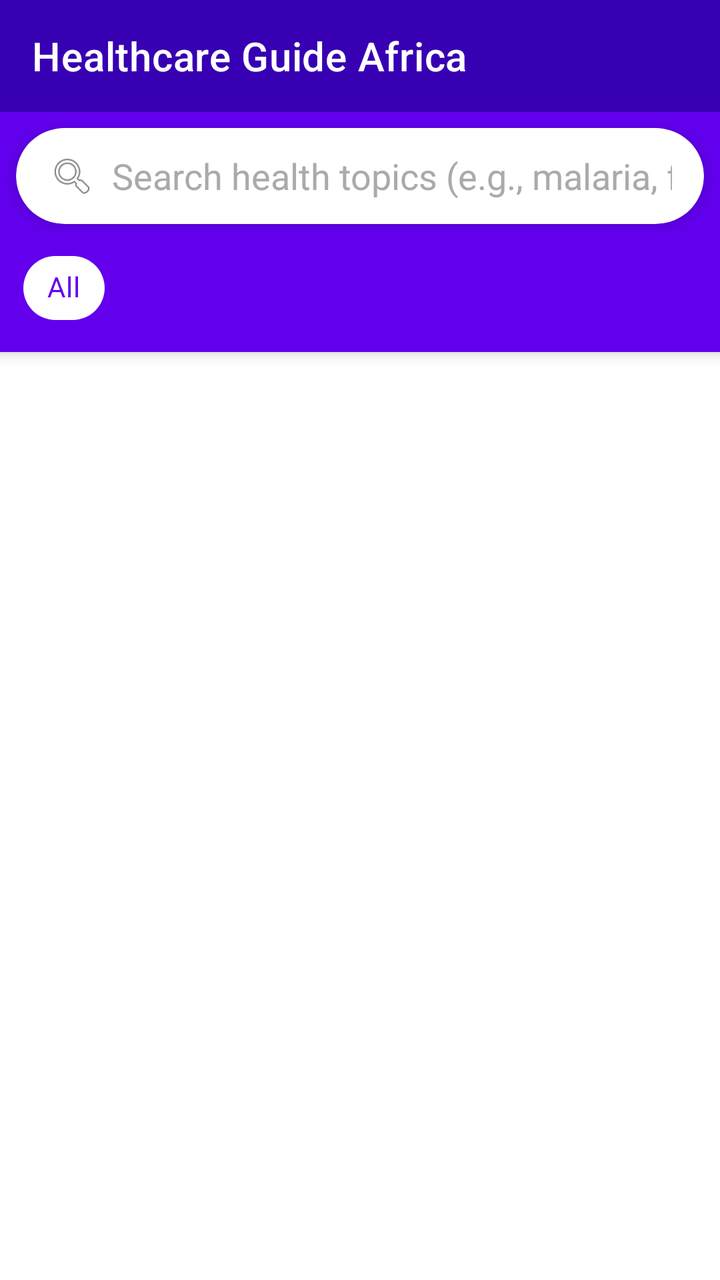
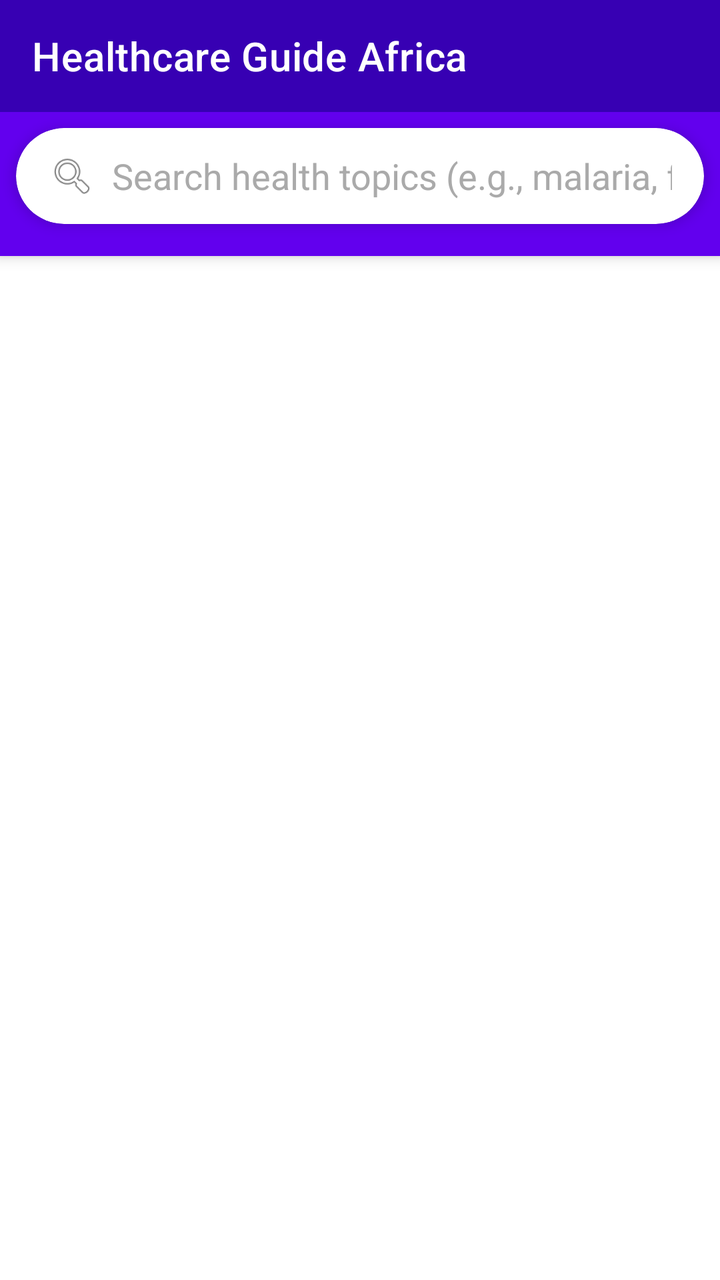

Two renders of the same Android screen: before a commit and after it. Below are the layout's source before the change and the commit's diff.
<!-- AndroidManifest.xml: application theme Theme.HelloApp -->
<!-- res/layout/activity_main.xml -->
<?xml version="1.0" encoding="utf-8"?>
<androidx.coordinatorlayout.widget.CoordinatorLayout xmlns:android="http://schemas.android.com/apk/res/android"
    xmlns:app="http://schemas.android.com/apk/res-auto"
    xmlns:tools="http://schemas.android.com/tools"
    android:layout_width="match_parent"
    android:layout_height="match_parent"
    tools:context=".MainActivity">

    <com.google.android.material.appbar.AppBarLayout
        android:layout_width="match_parent"
        android:layout_height="wrap_content"
        android:theme="@style/ThemeOverlay.MaterialComponents.Dark.ActionBar">

        <com.google.android.material.appbar.MaterialToolbar
            android:id="@+id/toolbar"
            android:layout_width="match_parent"
            android:layout_height="?attr/actionBarSize"
            android:background="@color/purple_700"
            app:title="@string/app_name"
            app:titleTextColor="@android:color/white" />

        <com.google.android.material.card.MaterialCardView
            android:layout_width="match_parent"
            android:layout_height="wrap_content"
            android:layout_marginHorizontal="8dp"
            android:layout_marginTop="8dp"
            app:cardCornerRadius="24dp"
            app:cardElevation="4dp">

            <LinearLayout
                android:layout_width="match_parent"
                android:layout_height="wrap_content"
                android:orientation="horizontal"
                android:gravity="center_vertical"
                android:paddingHorizontal="16dp">

                <ImageView
                    android:layout_width="24dp"
                    android:layout_height="24dp"
                    android:src="@android:drawable/ic_menu_search"
                    android:contentDescription="@string/search_icon_desc" />

                <EditText
                    android:id="@+id/searchEditText"
                    android:layout_width="0dp"
                    android:layout_height="48dp"
                    android:layout_weight="1"
                    android:layout_marginStart="8dp"
                    android:background="@android:color/transparent"
                    android:hint="@string/search_hint"
                    android:textColorHint="@android:color/darker_gray"
                    android:textColor="@android:color/black"
                    android:inputType="text"
                    android:imeOptions="actionSearch"
                    android:singleLine="true" />

                <ImageView
                    android:id="@+id/clearSearchButton"
                    android:layout_width="24dp"
                    android:layout_height="24dp"
                    android:src="@android:drawable/ic_menu_close_clear_cancel"
                    android:contentDescription="@string/clear_search_desc"
                    android:visibility="gone"
                    android:clickable="true"
                    android:focusable="true" />

            </LinearLayout>

        </com.google.android.material.card.MaterialCardView>

        
        <HorizontalScrollView
            android:layout_width="match_parent"
            android:layout_height="wrap_content"
            android:scrollbars="none"
            android:paddingVertical="8dp"
            android:clipToPadding="false">

            <com.google.android.material.chip.ChipGroup
                android:id="@+id/categoryChipGroup"
                android:layout_width="wrap_content"
                android:layout_height="wrap_content"
                android:paddingHorizontal="8dp"
                app:singleSelection="true"
                app:selectionRequired="false">

                <com.google.android.material.chip.Chip
                    android:id="@+id/chipAll"
                    style="@style/Widget.MaterialComponents.Chip.Choice"
                    android:layout_width="wrap_content"
                    android:layout_height="wrap_content"
                    android:text="@string/all_categories"
                    android:checked="true"
                    app:chipBackgroundColor="@color/chip_background_color"
                    app:checkedIconVisible="false" />

            </com.google.android.material.chip.ChipGroup>

        </HorizontalScrollView>

    </com.google.android.material.appbar.AppBarLayout>

    <FrameLayout
        android:layout_width="match_parent"
        android:layout_height="match_parent"
        app:layout_behavior="@string/appbar_scrolling_view_behavior">

        <androidx.recyclerview.widget.RecyclerView
            android:id="@+id/articlesRecyclerView"
            android:layout_width="match_parent"
            android:layout_height="match_parent"
            android:padding="8dp"
            tools:listitem="@layout/item_article" />

        <TextView
            android:id="@+id/emptyStateText"
            android:layout_width="match_parent"
            android:layout_height="match_parent"
            android:gravity="center"
            android:text="@string/no_articles"
            android:textSize="16sp"
            android:visibility="gone" />

    </FrameLayout>

</androidx.coordinatorlayout.widget.CoordinatorLayout>
<!-- res/layout/item_article.xml (included above) -->
<?xml version="1.0" encoding="utf-8"?>
<com.google.android.material.card.MaterialCardView xmlns:android="http://schemas.android.com/apk/res/android"
    xmlns:app="http://schemas.android.com/apk/res-auto"
    android:layout_width="match_parent"
    android:layout_height="wrap_content"
    android:layout_margin="8dp"
    app:cardCornerRadius="8dp"
    app:cardElevation="4dp">

    <LinearLayout
        android:layout_width="match_parent"
        android:layout_height="wrap_content"
        android:orientation="horizontal"
        android:padding="16dp">

        <LinearLayout
            android:layout_width="0dp"
            android:layout_height="wrap_content"
            android:layout_weight="1"
            android:orientation="vertical">

            <TextView
                android:id="@+id/articleTitle"
                android:layout_width="match_parent"
                android:layout_height="wrap_content"
                android:textSize="18sp"
                android:textStyle="bold"
                android:textColor="@android:color/black"
                android:maxLines="2"
                android:ellipsize="end" />

            <TextView
                android:id="@+id/articleSummary"
                android:layout_width="match_parent"
                android:layout_height="wrap_content"
                android:layout_marginTop="8dp"
                android:textSize="14sp"
                android:textColor="@android:color/darker_gray"
                android:maxLines="3"
                android:ellipsize="end" />

            <LinearLayout
                android:layout_width="match_parent"
                android:layout_height="wrap_content"
                android:layout_marginTop="8dp"
                android:orientation="horizontal">

                <TextView
                    android:id="@+id/articleCategory"
                    android:layout_width="wrap_content"
                    android:layout_height="wrap_content"
                    android:textSize="12sp"
                    android:textColor="@color/purple_500"
                    android:background="?attr/selectableItemBackground"
                    android:padding="4dp" />

                <TextView
                    android:id="@+id/articleSource"
                    android:layout_width="0dp"
                    android:layout_height="wrap_content"
                    android:layout_weight="1"
                    android:textSize="12sp"
                    android:textColor="@android:color/darker_gray"
                    android:gravity="end"
                    android:layout_marginStart="8dp" />

            </LinearLayout>

        </LinearLayout>

        <ImageView
            android:id="@+id/favoriteButton"
            android:layout_width="36dp"
            android:layout_height="36dp"
            android:layout_gravity="top"
            android:layout_marginStart="8dp"
            android:padding="6dp"
            android:src="@android:drawable/btn_star_big_off"
            android:background="?attr/selectableItemBackgroundBorderless"
            android:contentDescription="@string/favorite_desc"
            android:clickable="true"
            android:focusable="true" />

    </LinearLayout>

</com.google.android.material.card.MaterialCardView>
<!-- resources referenced by this layout -->
<resources>
  <color name="purple_500">#FF6200EE</color>
  <color name="purple_700">#FF3700B3</color>
  <string name="all_categories">All</string>
  <string name="app_name">Healthcare Guide Africa</string>
  <string name="clear_search_desc">Clear search</string>
  <string name="favorite_desc">Add to favorites</string>
  <string name="no_articles">No articles available.\nTap the refresh button to load articles.</string>
  <string name="search_hint">Search health topics (e.g., malaria, fever)</string>
  <string name="search_icon_desc">Search icon</string>
  <style name="Theme.HelloApp" parent="Theme.MaterialComponents.DayNight.NoActionBar">
          <item name="colorPrimary">@color/purple_500</item>
          <item name="colorPrimaryVariant">@color/purple_700</item>
          <item name="colorOnPrimary">@color/white</item>
          <item name="colorSecondary">@color/teal_200</item>
          <item name="colorSecondaryVariant">@color/teal_700</item>
          <item name="colorOnSecondary">@color/black</item>
          <item name="android:statusBarColor">?attr/colorPrimaryVariant</item>
      </style>
  <color name="white">#FFFFFFFF</color>
  <color name="teal_200">#FF03DAC5</color>
  <color name="teal_700">#FF018786</color>
  <color name="black">#FF000000</color>
</resources>

<!-- the commit's change to res/layout/activity_main.xml (unified diff, before → after) -->
@@ -84,16 +84,6 @@
                 app:singleSelection="true"
                 app:selectionRequired="false">
 
-                <com.google.android.material.chip.Chip
-                    android:id="@+id/chipAll"
-                    style="@style/Widget.MaterialComponents.Chip.Choice"
-                    android:layout_width="wrap_content"
-                    android:layout_height="wrap_content"
-                    android:text="@string/all_categories"
-                    android:checked="true"
-                    app:chipBackgroundColor="@color/chip_background_color"
-                    app:checkedIconVisible="false" />
-
             </com.google.android.material.chip.ChipGroup>
 
         </HorizontalScrollView>
<!-- resource entries referenced after the edit -->
@@ -2,7 +2,6 @@
 <resources>
   <color name="purple_500">#FF6200EE</color>
   <color name="purple_700">#FF3700B3</color>
-  <string name="all_categories">All</string>
   <string name="app_name">Healthcare Guide Africa</string>
   <string name="clear_search_desc">Clear search</string>
   <string name="favorite_desc">Add to favorites</string>
